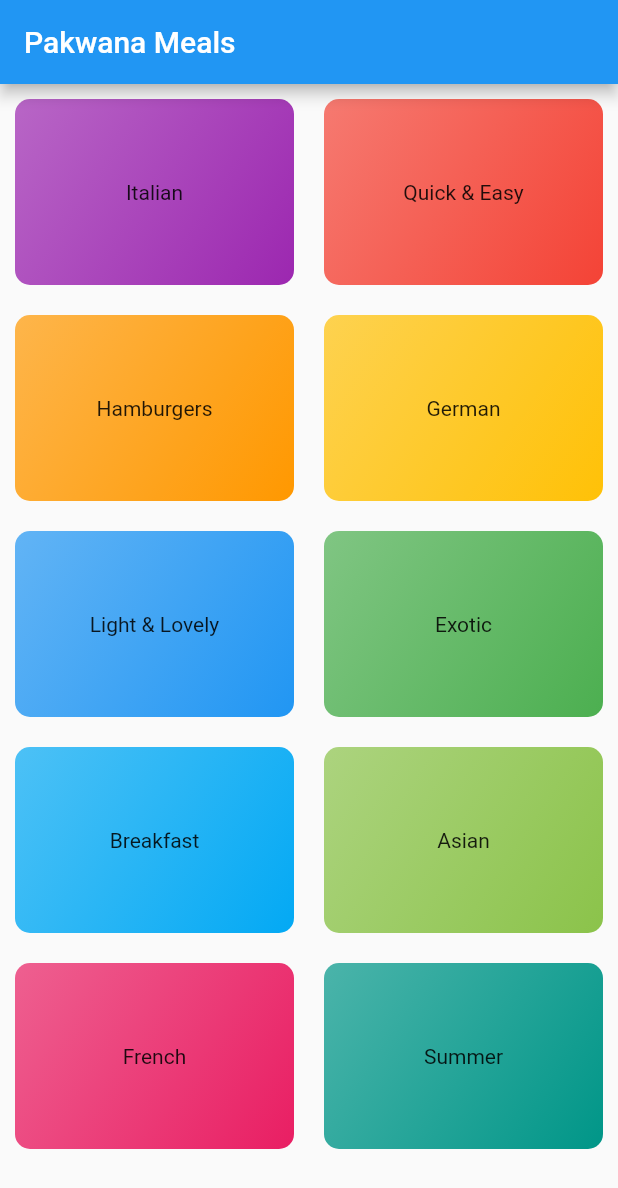
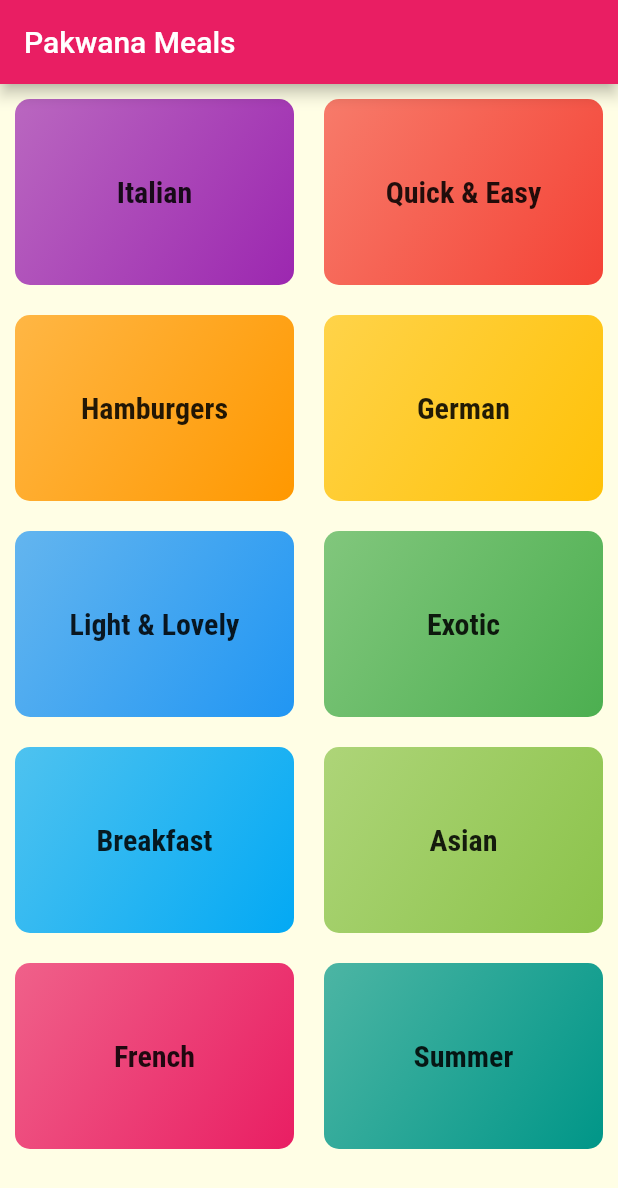
Before and after one commit to CodingEyes6/Recipe-App, a Flutter app: the screen it shows after launch, on a phone screen of 412 x 824 dp. Shown: the top 1188 px of the screen. Run offline on Flutter 3.47's test engine with Material 2 defaults, Android fonts, the phone set to English and light mode, and no system bars.

```diff
--- /dev/null
+++ b/lib/Colors/colors.dart
@@ -0,0 +1,9 @@
+import 'package:flutter/material.dart';
+
+const primaryColor = Colors.pink;
+const accentColor = Colors.amber;
+
+var colorScheme = ColorScheme.fromSwatch(primarySwatch: primaryColor).
+copyWith(secondary: accentColor);
+
+const lightYellow = Color.fromRGBO(255, 254, 229, 1);
--- /dev/null
+++ b/lib/Routes/routes.dart
@@ -0,0 +1,15 @@
+
+
+import 'package:flutter/cupertino.dart';
+import 'package:flutter/material.dart';
+
+
+class MyRoutes {
+
+ static void goToNextPage(BuildContext context,Widget screen){
+  Navigator.of(context).push(MaterialPageRoute(builder: (_)=>screen ));
+ }
+
+
+
+}
--- a/lib/main.dart
+++ b/lib/main.dart
@@ -1,17 +1,27 @@
-
 import 'package:flutter/material.dart';
 import 'screens/Category/category_screen.dart';
+import 'Colors/colors.dart';
+import 'styles/textstyles.dart';
+
 void main(List<String> args) {
   runApp(App());
 }
 
 class App extends StatelessWidget {
-
-
   @override
   Widget build(BuildContext context) {
     return MaterialApp(
+      theme: globalTheme,
       home: CategoryScreen(),
     );
   }
+
+  var globalTheme = ThemeData(
+    colorScheme: colorScheme,
+    canvasColor: lightYellow,
+    fontFamily: 'Raleway',
+    textTheme: ThemeData.light().textTheme.copyWith(
+          titleSmall: titleTextStyle,
+        ),
+  );
 }
--- a/lib/screens/Category/category_screen.dart
+++ b/lib/screens/Category/category_screen.dart
@@ -11,12 +11,10 @@ class CategoryScreen extends StatelessWidget {
   Widget build(BuildContext context) {
     return Scaffold(
        appBar: buildAppBar(categoryScreenAppBarTitle),
-      body: Container(
-        margin: allMargin10,
-        child: GridView(
-          gridDelegate: gridDelegate,
-          children: categoryItemsList(),
-        ),
+      body: GridView(
+        padding: allPadding10,
+        gridDelegate: gridDelegate,
+        children: categoryItemsList(),
       ),
     );
   }
--- a/lib/screens/Category/components/category_item.dart
+++ b/lib/screens/Category/components/category_item.dart
@@ -1,25 +1,39 @@
 // ignore_for_file: use_key_in_widget_constructors
 
 import 'package:flutter/material.dart';
+import 'package:meals_app/constants/border_radius.dart';
+import '../../../Colors/colors.dart';
 import '../../../constants/padding_constants.dart';
 import 'container_background.dart';
+import 'styles.dart';
+import '../../../Routes/routes.dart';
+import '../../Meal/meals_screen.dart';
 class CategoryItem extends StatelessWidget {
-
+  final String id;
   final String title;
   final Color color;
 
-  const CategoryItem(this.title,this.color);
+  const CategoryItem(this.id,this.title,this.color);
 
   @override
   Widget build(BuildContext context) {
-    return Container(
-     padding: allPadding10,
-     alignment: Alignment.center,
-     decoration: containerBackground(color: color),
-     child: Text(title),
+    return InkWell(
+      onTap: () => MyRoutes.goToNextPage(context,MealScreen(id,title)),
+      splashColor: primaryColor,
+      borderRadius: borderCircular10,
+      child: container(),
     );
+
   }
 
+Widget container(){
+  return Container(
+       padding: allPadding10,
+       alignment: Alignment.center,
+       decoration: containerBackground(color: color),
+       child: Text(title,style: categoryTitleTextStyle,),
+      );
+}
 
 
 }
--- a/lib/screens/Category/components/category_items_list.dart
+++ b/lib/screens/Category/components/category_items_list.dart
@@ -5,7 +5,7 @@ import 'category_item.dart';
 List<Widget> categoryItemsList() {
   return DUMMY_CATEGORIES.map(
     (category) {
-      return CategoryItem(category.title, category.color);
+      return CategoryItem(category.id,category.title, category.color);
     },
   ).toList();
 }
--- /dev/null
+++ b/lib/screens/Category/components/styles.dart
@@ -0,0 +1,4 @@
+import '../../../styles/textstyles.dart';
+
+
+const categoryTitleTextStyle = titleTextStyle;
--- /dev/null
+++ b/lib/styles/textstyles.dart
@@ -0,0 +1,15 @@
+import 'package:flutter/material.dart';
+
+const bodySmallTextStyle = TextStyle(
+  color: Color.fromRGBO(51, 51, 51, 1),
+);
+
+const bodySmal2TextStyle = TextStyle(
+  color: Color.fromRGBO(51, 51, 51, 1),
+);
+
+const titleTextStyle = TextStyle(
+  fontSize: 20,
+  fontFamily: 'RobotoCondensed',
+  fontWeight: FontWeight.bold
+);
```
Also changed, not shown: lib/screens/Meal/meals_screen.dart (added, +19 -0 lines), pubspec.yaml (+17 -6 lines), assets/fonts/Raleway-Black.ttf (added), assets/fonts/Raleway-Bold.ttf (added), assets/fonts/Raleway-Regular.ttf (added), assets/fonts/RobotoCondensed-Bold.ttf (added), assets/fonts/RobotoCondensed-Italic.ttf (added), assets/fonts/RobotoCondensed-Light.ttf (added), assets/fonts/RobotoCondensed-Regular.ttf (added), 1 other file.
